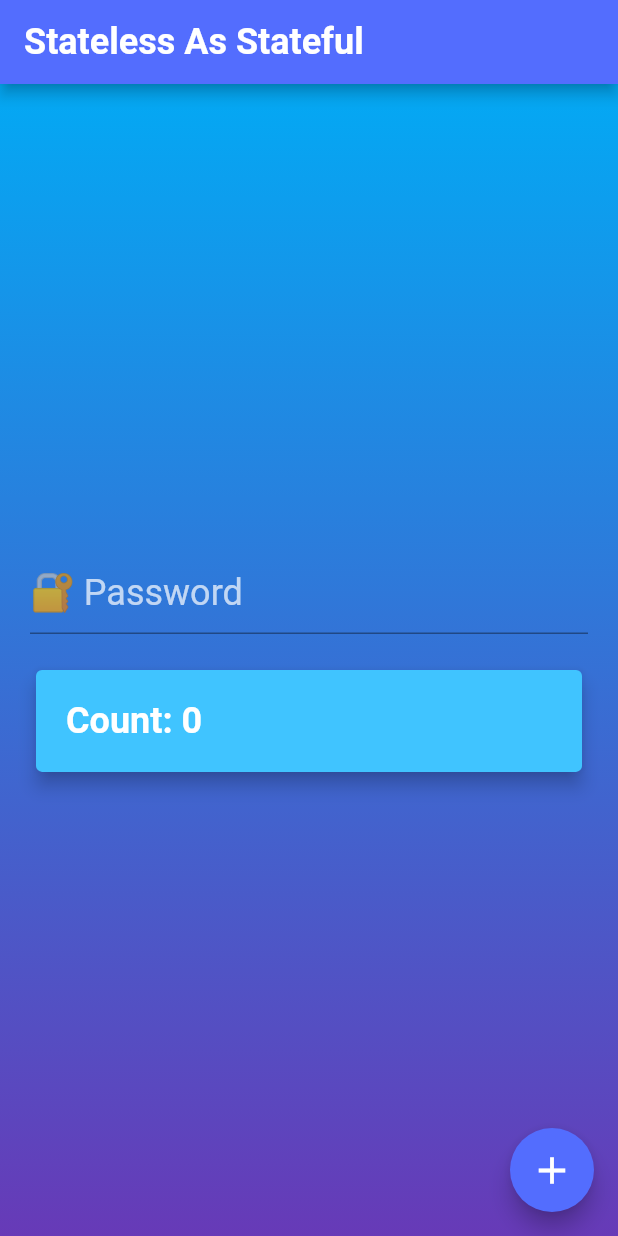
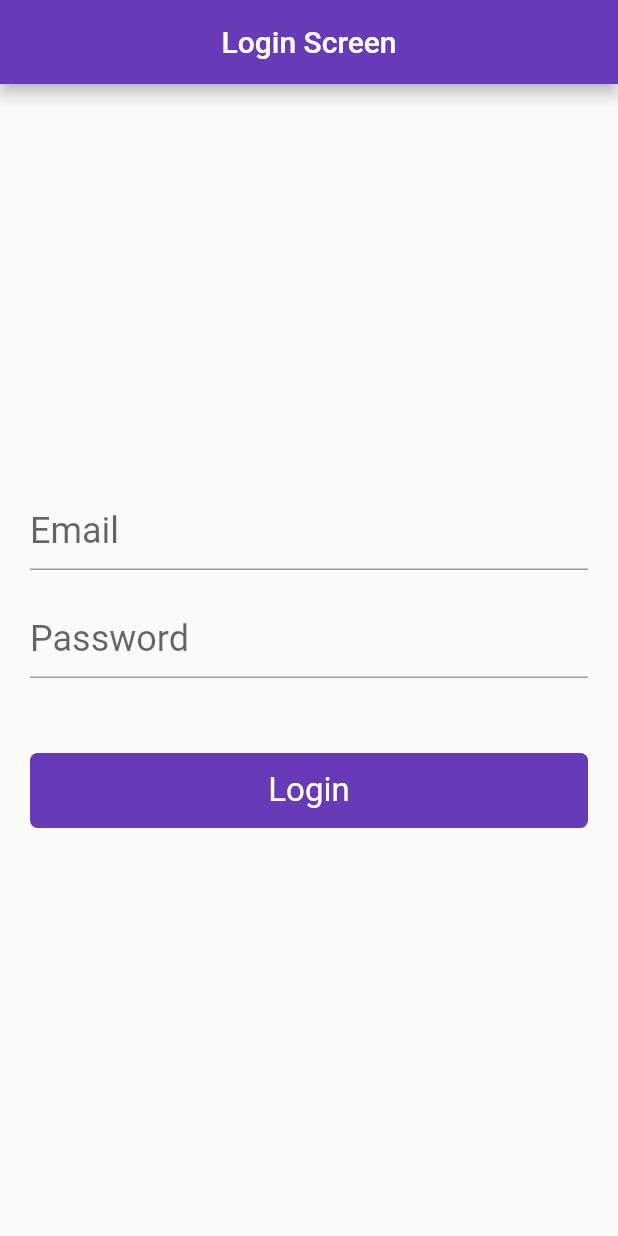
Before and after one commit to FahadMehboob/Flutter-University, a Flutter app: the screen it shows after launch, on a phone screen of 412 x 824 dp. Run offline on Flutter 3.47's test engine with Material 2 defaults, Android fonts, the light colour scheme and no system bars.

Commit message:
login with restapi with provider

```diff
--- a/Basics/Basic State Management/Count App - Provider/count_app_provider/lib/main.dart
+++ b/Basics/Basic State Management/Count App - Provider/count_app_provider/lib/main.dart
@@ -1,3 +1,4 @@
+import 'package:count_app_provider/provider/auth_provider.dart';
 import 'package:count_app_provider/provider/favourite_provider.dart';
 import 'package:count_app_provider/provider/screen_two_provider.dart';
 import 'package:count_app_provider/provider/theme_changer_provider.dart';
@@ -9,6 +10,8 @@ import 'package:count_app_provider/screens/screen_two.dart';
 import 'package:flutter/material.dart';
 import 'package:provider/provider.dart';
 import 'package:count_app_provider/provider/homescreen_provider.dart';
+
+import 'screens/login_screen.dart';
 
 void main() {
   runApp(const MyApp());
@@ -26,6 +29,7 @@ class MyApp extends StatelessWidget {
           ChangeNotifierProvider(create: (_) => ScreenTwoProvider()),
           ChangeNotifierProvider(create: (_) => FavouriteItemProvider()),
           ChangeNotifierProvider(create: (_) => ThemeChangerProvider()),
+          ChangeNotifierProvider(create: (_) => AuthPtovider()),
         ],
         child: Builder(
           builder: (BuildContext context) {
@@ -43,7 +47,7 @@ class MyApp extends StatelessWidget {
                 primarySwatch: Colors.orange,
                 appBarTheme: const AppBarTheme(color: Colors.amber),
               ),
-              home: NotifyListenerScreen(),
+              home: LoginScreen(),
             );
           },
         ));
--- /dev/null
+++ b/Basics/Basic State Management/Count App - Provider/count_app_provider/lib/provider/auth_provider.dart
@@ -0,0 +1,48 @@
+import 'package:flutter/foundation.dart';
+import 'package:flutter/material.dart';
+import 'package:http/http.dart';
+
+class AuthPtovider with ChangeNotifier {
+  bool _loading = false;
+
+  bool get loading => _loading;
+
+  setLoading(bool value) {
+    _loading = value;
+    notifyListeners();
+  }
+
+  bool _success = false;
+
+  bool get success => _success;
+
+  setSuccess(bool value) {
+    _success = value;
+    notifyListeners();
+  }
+
+  void login(String email, password) async {
+    setLoading(true);
+    try {
+      Response response =
+          await post(Uri.parse('https://reqres.in/api/login'), body: {
+        "email": email,
+        "password": password,
+      });
+
+      if (response.statusCode == 200) {
+        setSuccess(true);
+        print("Successfully Register");
+
+        setLoading(false);
+      } else {
+        setSuccess(false);
+        print("Register Failed");
+        setLoading(false);
+      }
+    } catch (e) {
+      print(e.toString());
+      setLoading(false);
+    }
+  }
+}
--- /dev/null
+++ b/Basics/Basic State Management/Count App - Provider/count_app_provider/lib/screens/login_screen.dart
@@ -0,0 +1,105 @@
+import 'package:count_app_provider/provider/auth_provider.dart';
+import 'package:count_app_provider/screens/home_screen.dart';
+import 'package:flutter/material.dart';
+import 'package:provider/provider.dart';
+
+class LoginScreen extends StatefulWidget {
+  const LoginScreen({super.key});
+
+  @override
+  State<LoginScreen> createState() => _LoginScreenState();
+}
+
+class _LoginScreenState extends State<LoginScreen> {
+  TextEditingController emailController = TextEditingController();
+  TextEditingController passwordController = TextEditingController();
+
+  @override
+  Widget build(BuildContext context) {
+    final authProvider = Provider.of<AuthPtovider>(context);
+    return Scaffold(
+      appBar: AppBar(
+        title: const Text("Login Screen"),
+        centerTitle: true,
+      ),
+      body: Padding(
+        padding: const EdgeInsets.all(20),
+        child: Column(
+          mainAxisAlignment: MainAxisAlignment.center,
+          crossAxisAlignment: CrossAxisAlignment.center,
+          children: [
+            TextFormField(
+              style: const TextStyle(fontSize: 24),
+              controller: emailController,
+              decoration: const InputDecoration(
+                hintText: "Email",
+              ),
+            ),
+            const SizedBox(
+              height: 20,
+            ),
+            TextFormField(
+              style: const TextStyle(fontSize: 24),
+              controller: passwordController,
+              decoration: const InputDecoration(
+                hintText: "Password",
+              ),
+              obscureText: true,
+            ),
+            const SizedBox(
+              height: 50,
+            ),
+            InkWell(
+              onTap: () {
+                authProvider.login(emailController.text.toString(),
+                    passwordController.text.toString());
+                if (authProvider.success == true) {
+                  Navigator.push(
+                      context,
+                      MaterialPageRoute(
+                        builder: (context) => HomeScreen(),
+                      ));
+                } else {
+                  showDialog(
+                    context: context,
+                    builder: (BuildContext context) {
+                      return AlertDialog(
+                        title: Text('Login Failed'),
+                        content: Text('You entered wrong login credentials'),
+                        actions: <Widget>[
+                          TextButton(
+                            onPressed: () {
+                              Navigator.of(context).pop(); // Close the dialog
+                            },
+                            child: Text('OK'),
+                          ),
+                        ],
+                      );
+                    },
+                  );
+                }
+              },
+              child: Container(
+                height: 50,
+                decoration: BoxDecoration(
+                  color: Colors.deepPurple,
+                  borderRadius: BorderRadius.circular(5),
+                ),
+                child: Center(
+                  child: authProvider.loading
+                      ? const CircularProgressIndicator(
+                          color: Colors.white,
+                        )
+                      : const Text(
+                          "Login",
+                          style: TextStyle(fontSize: 22, color: Colors.white),
+                        ),
+                ),
+              ),
+            ),
+          ],
+        ),
+      ),
+    );
+  }
+}
--- a/Basics/Basic State Management/Count App - Provider/count_app_provider/pubspec.yaml
+++ b/Basics/Basic State Management/Count App - Provider/count_app_provider/pubspec.yaml
@@ -36,6 +36,7 @@ dependencies:
   # Use with the CupertinoIcons class for iOS style icons.
   cupertino_icons: ^1.0.2
   provider: ^6.1.1
+  http:
 
 dev_dependencies:
   flutter_test:
```
Also changed, not shown: Basics/Basic State Management/Count App - Provider/count_app_provider/pubspec.lock.
